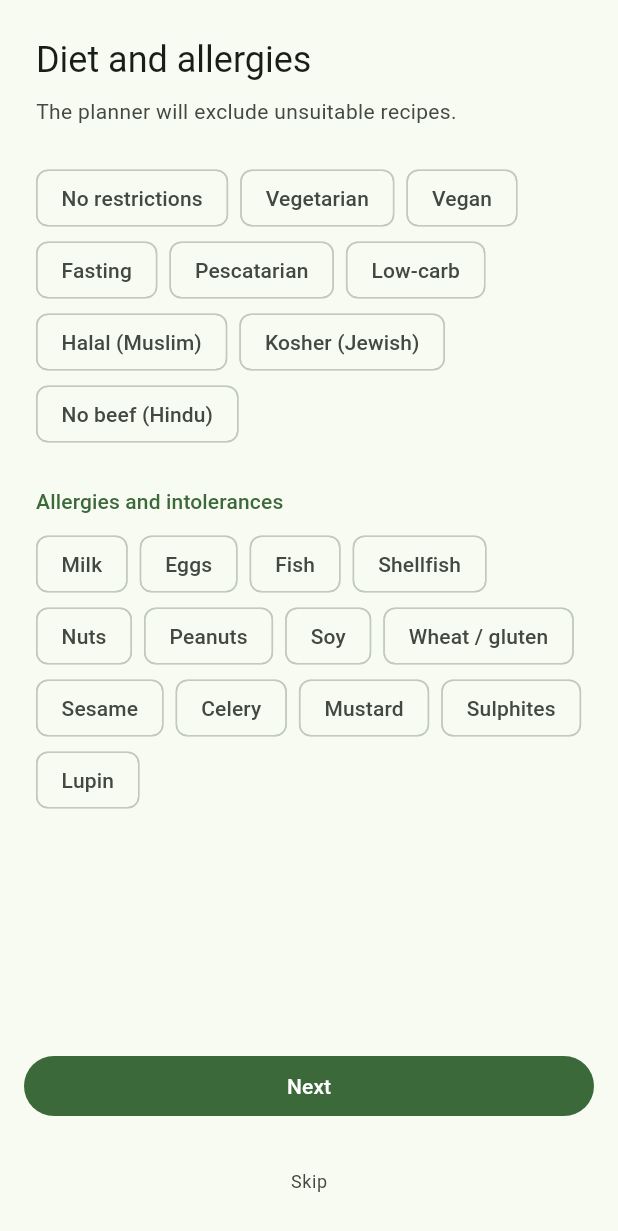
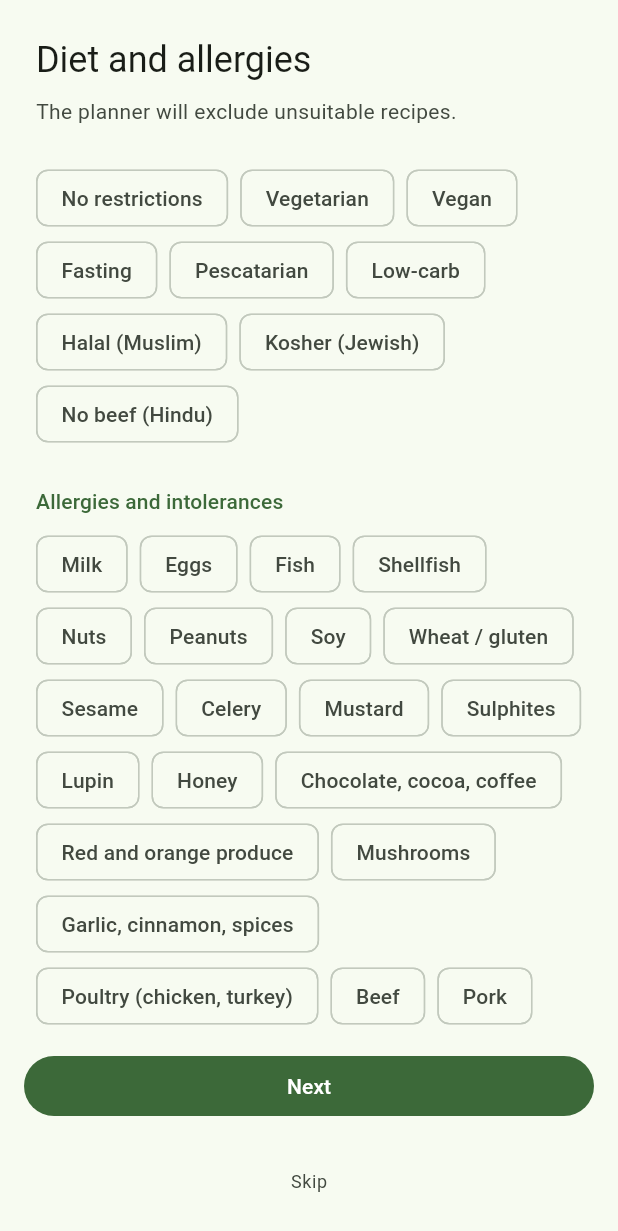
Before and after one commit to RVMXL/SmartFridge-Chef, a Flutter app: the screen it shows after launch, swiped to page 3, on a phone screen of 412 x 824 dp. Shown: the top 1231 px of the screen. Run offline on Flutter 3.47's test engine with Material 3 defaults, Android fonts, the light colour scheme and no system bars; our stand-ins replace flutter_local_notifications, flutter_timezone, image_picker, qr_flutter, shared_preferences, sqflite and 1 more; missing offline and left inert: google_mlkit_text_recognition, mobile_scanner; accounts and stored records are empty.

Commit message:
feat(profile): расширенный список аллергенов 14→24 — мёд, шоколад/какао, красные и оранжевые плоды, грибы, пряности, курица/говядина/свинина, фрукты/крупы/овощи умеренной аллергенности; метки выводятся по составу рецептов, овсянка→глютен, соевый соус/тофу→соя (0.5.7)

```diff
--- a/lib/ai/rule_based_planner.dart
+++ b/lib/ai/rule_based_planner.dart
@@ -272,6 +272,17 @@ class RuleBasedPlanner implements MealPlanner {
     Allergen.soy: 'соя',
     Allergen.wheat: 'пшеница (глютен)',
     Allergen.sesame: 'кунжут',
+    Allergen.honey: 'мёд',
+    Allergen.chocolate: 'шоколад, какао',
+    Allergen.redProduce: 'красные и оранжевые плоды',
+    Allergen.mushrooms: 'грибы',
+    Allergen.spices: 'чеснок и пряности',
+    Allergen.poultry: 'курица и птица',
+    Allergen.beef: 'говядина',
+    Allergen.pork: 'свинина',
+    Allergen.mildFruits: 'персики, абрикосы, виноград',
+    Allergen.mildCereals: 'рис, гречка, кукуруза',
+    Allergen.mildVegetables: 'перец, картофель, горох',
   };
 
   /// Человеческая причина исключения рецепта диетой (или null).
--- a/lib/data/models/recipe.dart
+++ b/lib/data/models/recipe.dart
@@ -213,9 +213,10 @@ class Recipe {
   }
 
   /// Аллергены рецепта: список из JSON (9 базовых, считается генератором
-  /// базы) ОБЪЕДИНЯЕТСЯ с аллергенами, выводимыми по ключам ингредиентов
-  /// для новых пунктов «большой 14» (v0.5.4: сельдерей, горчица, сульфиты).
-  /// Так новые аллергены не требуют перегенерации recipes.json.
+  /// базы) ОБЪЕДИНЯЕТСЯ с аллергенами, выводимыми по ключам ингредиентов —
+  /// для «большой 14» (v0.5.4: сельдерей, горчица, сульфиты) и для
+  /// расширенного списка частых аллергенов (v0.5.7). Так новые аллергены
+  /// не требуют перегенерации recipes.json.
   static List<Allergen> _allergensOf(Map<String, Object?> j) {
     final result =
         (j['allergens'] as List<dynamic>? ?? const [])
@@ -232,10 +233,74 @@ class Recipe {
 
   /// Ключ ингредиента → аллерген (вывод по составу). Уксус помечается
   /// сульфитами консервативно: винный/бальзамический уксус их содержит.
+  ///
+  /// v0.5.7 — расширенный список частых аллергенов:
+  ///  • wheat дополнен овсяными хлопьями (рожь/ячмень и пшеничные крупы —
+  ///    манка, булгур, кускус — генератор уже пометил, а овсянку нет);
+  ///  • мёд, шоколад, грибы, красные/оранжевые плоды, пряности, птица,
+  ///    говядина, свинина, крупы и овощи умеренной аллергенности
+  ///    выводятся из ключей ингредиентов;
+  ///  • группа «персики, абрикосы, виноград» покрывается изюмом (сушёный
+  ///    виноград); свежих персиков/абрикосов/ананасов в базе нет.
   static const Map<String, Allergen> _allergenByKey = {
     'celery': Allergen.celery,
     'mustard': Allergen.mustard,
     'vinegar': Allergen.sulphites,
+    // Злаки с глютеном: овёс (рожь/ячмень уже помечены генератором).
+    'oat_flakes': Allergen.wheat,
+    // Мёд и продукты пчеловодства.
+    'honey': Allergen.honey,
+    // Шоколад/какао (кофе в рецептах не встречается).
+    'chocolate': Allergen.chocolate,
+    // Красные и оранжевые плоды: цитрусовые, красные ягоды, томаты,
+    // морковь, свёкла, тыква. Общие «ягоды» — консервативно сюда же.
+    'orange': Allergen.redProduce,
+    'lemon': Allergen.redProduce,
+    'strawberry': Allergen.redProduce,
+    'raspberry': Allergen.redProduce,
+    'cherry': Allergen.redProduce,
+    'berries': Allergen.redProduce,
+    'tomato': Allergen.redProduce,
+    'tomato_paste': Allergen.redProduce,
+    'carrot': Allergen.redProduce,
+    'beetroot': Allergen.redProduce,
+    'pumpkin': Allergen.redProduce,
+    // Грибы.
+    'mushroom': Allergen.mushrooms,
+    // Пряности: чеснок, корица, чёрный перец, смеси, травы, лавр.
+    'garlic': Allergen.spices,
+    'cinnamon': Allergen.spices,
+    'spices': Allergen.spices,
+    'pepper': Allergen.spices,
+    'herbs_dried': Allergen.spices,
+    'bay_leaf': Allergen.spices,
+    // Курица и другая птица.
+    'chicken_breast': Allergen.poultry,
+    'chicken_thigh': Allergen.poultry,
+    'minced_chicken': Allergen.poultry,
+    'turkey': Allergen.poultry,
+    'minced_turkey': Allergen.poultry,
+    'chicken_liver': Allergen.poultry,
+    // Говядина.
+    'beef': Allergen.beef,
+    'minced_beef': Allergen.beef,
+    // Свинина.
+    'pork': Allergen.pork,
+    // Фрукты умеренной аллергенности (виноград = изюм).
+    'raisins': Allergen.mildFruits,
+    // Крупы умеренной аллергенности.
+    'rice': Allergen.mildCereals,
+    'buckwheat': Allergen.mildCereals,
+    'corn': Allergen.mildCereals,
+    // Овощи умеренной аллергенности.
+    'bell_pepper': Allergen.mildVegetables,
+    'potato': Allergen.mildVegetables,
+    'green_peas': Allergen.mildVegetables,
+    'split_peas': Allergen.mildVegetables,
+    // Соя и её производные: соевый соус содержит сою (и пшеницу —
+    // её уже помечает генератор), тофу — соевый творог.
+    'soy_sauce': Allergen.soy,
+    'tofu': Allergen.soy,
   };
 
   Map<String, Object?> toJson() => {
--- a/lib/data/models/user_profile.dart
+++ b/lib/data/models/user_profile.dart
@@ -45,6 +45,14 @@ enum Diet {
 /// Состав доведён до «большой 14» ЕС (v0.5.4): к молоку, яйцам, рыбе,
 /// ракообразным/моллюскам, орехам, арахису, сое, глютену и кунжуту
 /// добавлены сельдерей, горчица, сульфиты и люпин.
+///
+/// v0.5.7 — расширенный список частых аллергенов по клиническим
+/// наблюдениям (NAOS и др.): мёд, шоколад/какао/кофе, красные и
+/// оранжевые плоды, грибы, пряности (чеснок, корица), курица, говядина,
+/// свинина, а также группы умеренной аллергенности — персики/абрикосы/
+/// виноград, рис/гречка/кукуруза, перец/картофель/горох.
+/// Гипоаллергенные продукты (зелёные яблоки, кабачки, баранина...)
+/// в список не включены — это «безопасная» часть классификации.
 enum Allergen {
   milk('milk'),
   eggs('eggs'),
@@ -70,7 +78,49 @@ enum Allergen {
 
   /// Люпин (мука/белок, встречается в выпечке) — аллерген ЕС.
   /// В текущей базе рецептов люпина нет — на будущее.
-  lupin('lupin');
+  lupin('lupin'),
+
+  // ---- v0.5.7: расширенный список частых аллергенов ----
+
+  /// Мёд и продукты пчеловодства (пыльца, прополис, перга).
+  honey('honey'),
+
+  /// Шоколад, какао, кофе.
+  chocolate('chocolate'),
+
+  /// Красные и оранжевые плоды: цитрусовые, клубника, малина, вишня,
+  /// томаты, морковь, свёкла, тыква. Общие «ягоды» без уточнения цвета
+  /// отнесены сюда консервативно — безопаснее перестраховаться.
+  redProduce('red_produce'),
+
+  /// Грибы (шампиньоны, вешенки, лесные).
+  mushrooms('mushrooms'),
+
+  /// Пряности и специи: чеснок, корица, чёрный перец, смеси, сушёные
+  /// травы, лавровый лист. Горчица и сельдерей — отдельные аллергены
+  /// «большой 14», сюда не входят.
+  spices('spices'),
+
+  /// Куриное мясо и другая птица (филе, бёдра, фарш, печень, индейка).
+  poultry('poultry'),
+
+  /// Говядина и телятина (в т.ч. говяжий фарш).
+  beef('beef'),
+
+  /// Свинина.
+  pork('pork'),
+
+  /// Фрукты умеренной аллергенности: персики, абрикосы, виноград
+  /// (включая изюм), ананасы. В базе рецептов группа покрывается
+  /// изюмом; свежих персиков/абрикосов/ананасов пока нет — на будущее.
+  mildFruits('mild_fruits'),
+
+  /// Крупы умеренной аллергенности: рис, гречка, кукуруза.
+  mildCereals('mild_cereals'),
+
+  /// Овощи умеренной аллергенности: перец (в т.ч. болгарский),
+  /// картофель, горох (свежий и сушёный).
+  mildVegetables('mild_vegetables');
 
   const Allergen(this.key);
   final String key;
--- a/lib/l10n/app_en.arb
+++ b/lib/l10n/app_en.arb
@@ -392,6 +392,17 @@
   "allergenMustard": "Mustard",
   "allergenSulphites": "Sulphites",
   "allergenLupin": "Lupin",
+  "allergenHoney": "Honey",
+  "allergenChocolate": "Chocolate, cocoa, coffee",
+  "allergenRedProduce": "Red and orange produce",
+  "allergenMushrooms": "Mushrooms",
+  "allergenSpices": "Garlic, cinnamon, spices",
+  "allergenPoultry": "Poultry (chicken, turkey)",
+  "allergenBeef": "Beef",
+  "allergenPork": "Pork",
+  "allergenMildFruits": "Peaches, apricots, grapes",
+  "allergenMildCereals": "Rice, buckwheat, corn",
+  "allergenMildVegetables": "Peppers, potatoes, peas",
   "onbDislikesTitle": "What don't you like?",
   "onbDislikesBody": "Pick what you never buy. Dishes where it is a main ingredient won't be planned; a pinch for flavour is fine — and marked in the plan.",
   "profileDislikes": "Disliked foods",
--- a/lib/ui/widgets/common.dart
+++ b/lib/ui/widgets/common.dart
@@ -81,6 +81,17 @@ String allergenLabel(AppLocalizations l, Allergen a) => switch (a) {
       Allergen.mustard => l.allergenMustard,
       Allergen.sulphites => l.allergenSulphites,
       Allergen.lupin => l.allergenLupin,
+      Allergen.honey => l.allergenHoney,
+      Allergen.chocolate => l.allergenChocolate,
+      Allergen.redProduce => l.allergenRedProduce,
+      Allergen.mushrooms => l.allergenMushrooms,
+      Allergen.spices => l.allergenSpices,
+      Allergen.poultry => l.allergenPoultry,
+      Allergen.beef => l.allergenBeef,
+      Allergen.pork => l.allergenPork,
+      Allergen.mildFruits => l.allergenMildFruits,
+      Allergen.mildCereals => l.allergenMildCereals,
+      Allergen.mildVegetables => l.allergenMildVegetables,
     };
 
 /// Локализованное название приёма пищи.
--- a/pubspec.yaml
+++ b/pubspec.yaml
@@ -16,7 +16,7 @@ publish_to: 'none' # Remove this line if you wish to publish to pub.dev
 # https://developer.apple.com/library/archive/documentation/General/Reference/InfoPlistKeyReference/Articles/CoreFoundationKeys.html
 # In Windows, build-name is used as the major, minor, and patch parts
 # of the product and file versions while build-number is used as the build suffix.
-version: 0.5.6+15
+version: 0.5.7+16
 
 environment:
   sdk: ^3.13.5
```
Also changed, not shown: lib/l10n/app_ru.arb (+11 -0 lines), lib/l10n/generated/app_localizations.dart, lib/l10n/generated/app_localizations_en.dart, lib/l10n/generated/app_localizations_ru.dart, 5 other files.
